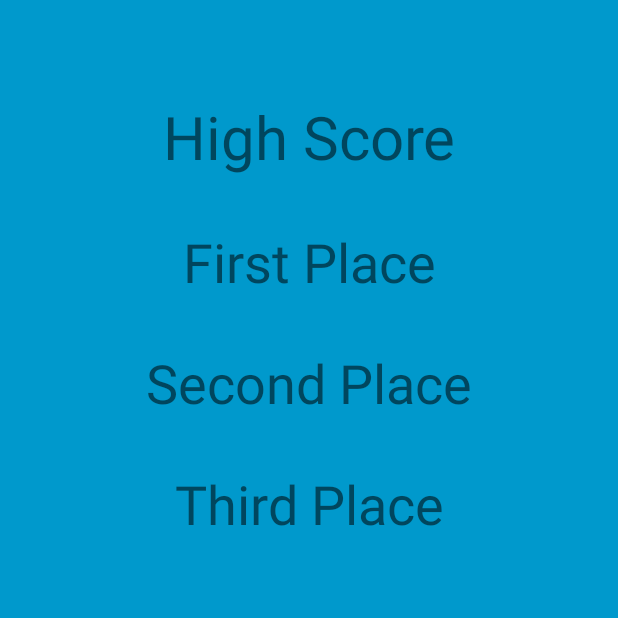
After one commit to petarstanev/MathGameAndroid, an Android app: the HighScoreActivity screen opened directly, with no data from a screen before it, on a phone screen of 412 x 824 dp, the top half of it. The commit adds this screen. Run offline under Robolectric (Android 15) with nearby library versions, the light colour scheme and no system bars.

Commit message:
Started working on high score

```diff
--- /dev/null
+++ b/app/src/main/java/com/example/petarstanev/mathgame/HighScoreActivity.java
@@ -0,0 +1,27 @@
+package com.example.petarstanev.mathgame;
+
+import android.annotation.SuppressLint;
+import android.support.v7.app.ActionBar;
+import android.support.v7.app.AppCompatActivity;
+import android.os.Bundle;
+import android.os.Handler;
+import android.view.MotionEvent;
+import android.view.View;
+
+public class HighScoreActivity extends AppCompatActivity {
+
+
+
+
+
+    @Override
+    protected void onCreate(Bundle savedInstanceState) {
+        super.onCreate(savedInstanceState);
+
+        setContentView(R.layout.activity_high_score);
+    }
+
+    private void loadHighScore(){
+
+    }
+}
--- /dev/null
+++ b/app/src/main/res/layout/activity_high_score.xml
@@ -0,0 +1,73 @@
+<FrameLayout xmlns:android="http://schemas.android.com/apk/res/android"
+    xmlns:app="http://schemas.android.com/apk/res-auto"
+    xmlns:tools="http://schemas.android.com/tools"
+    android:layout_width="match_parent"
+    android:layout_height="match_parent"
+    android:background="#0099cc"
+    tools:context="com.example.petarstanev.mathgame.HighScoreActivity">
+
+    <!-- The primary full-screen view. This can be replaced with whatever view
+         is needed to present your content, e.g. VideoView, SurfaceView,
+         TextureView, etc. -->
+
+    <!-- This FrameLayout insets its children based on system windows using
+         android:fitsSystemWindows. -->
+
+    <android.support.constraint.ConstraintLayout
+        android:layout_width="match_parent"
+        android:layout_height="match_parent">
+
+        <TextView
+            android:id="@+id/textView"
+            android:layout_width="wrap_content"
+            android:layout_height="wrap_content"
+            android:layout_marginLeft="8dp"
+            android:layout_marginRight="8dp"
+            android:layout_marginTop="64dp"
+            android:text="High Score"
+            android:textSize="40sp"
+            app:layout_constraintHorizontal_bias="0.501"
+            app:layout_constraintLeft_toLeftOf="parent"
+            app:layout_constraintRight_toRightOf="parent"
+            app:layout_constraintTop_toTopOf="parent" />
+
+        <TextView
+            android:id="@+id/textViewFirstPlace"
+            android:layout_width="wrap_content"
+            android:layout_height="wrap_content"
+            android:layout_marginLeft="8dp"
+            android:layout_marginRight="8dp"
+            android:layout_marginTop="32dp"
+            android:text="First Place"
+            android:textSize="36sp"
+            app:layout_constraintLeft_toLeftOf="parent"
+            app:layout_constraintRight_toRightOf="parent"
+            app:layout_constraintTop_toBottomOf="@+id/textView" />
+
+        <TextView
+            android:id="@+id/textViewSecondPlace"
+            android:layout_width="wrap_content"
+            android:layout_height="wrap_content"
+            android:layout_marginLeft="8dp"
+            android:layout_marginRight="8dp"
+            android:layout_marginTop="32dp"
+            android:text="Second Place"
+            android:textSize="36sp"
+            app:layout_constraintLeft_toLeftOf="parent"
+            app:layout_constraintRight_toRightOf="parent"
+            app:layout_constraintTop_toBottomOf="@+id/textViewFirstPlace" />
+
+        <TextView
+            android:id="@+id/textViewThirdPlace"
+            android:layout_width="wrap_content"
+            android:layout_height="wrap_content"
+            android:layout_marginLeft="8dp"
+            android:layout_marginRight="8dp"
+            android:layout_marginTop="32dp"
+            android:text="Third Place"
+            android:textSize="36sp"
+            app:layout_constraintLeft_toLeftOf="parent"
+            app:layout_constraintRight_toRightOf="parent"
+            app:layout_constraintTop_toBottomOf="@+id/textViewSecondPlace" />
+    </android.support.constraint.ConstraintLayout>
+</FrameLayout>
--- a/app/src/main/res/values/strings.xml
+++ b/app/src/main/res/values/strings.xml
@@ -8,4 +8,6 @@
     <string name="title_activity_menu">MenuActivity</string>
 
     <string name="title_activity_options">OptionsActivity</string>
+
+    <string name="title_activity_high_score">HighScoreActivity</string>
 </resources>
```
Also changed, not shown: app/src/main/AndroidManifest.xml (+9 -2 lines), app/src/main/java/com/example/petarstanev/mathgame/GameActivity.java (+9 -0 lines), app/src/main/java/com/example/petarstanev/mathgame/HighScoreTable.java (added, +51 -0 lines), app/src/main/java/com/example/petarstanev/mathgame/Score.java (added, +35 -0 lines), app/src/main/java/com/example/petarstanev/mathgame/TactileFeedback.java (+7 -6 lines).
